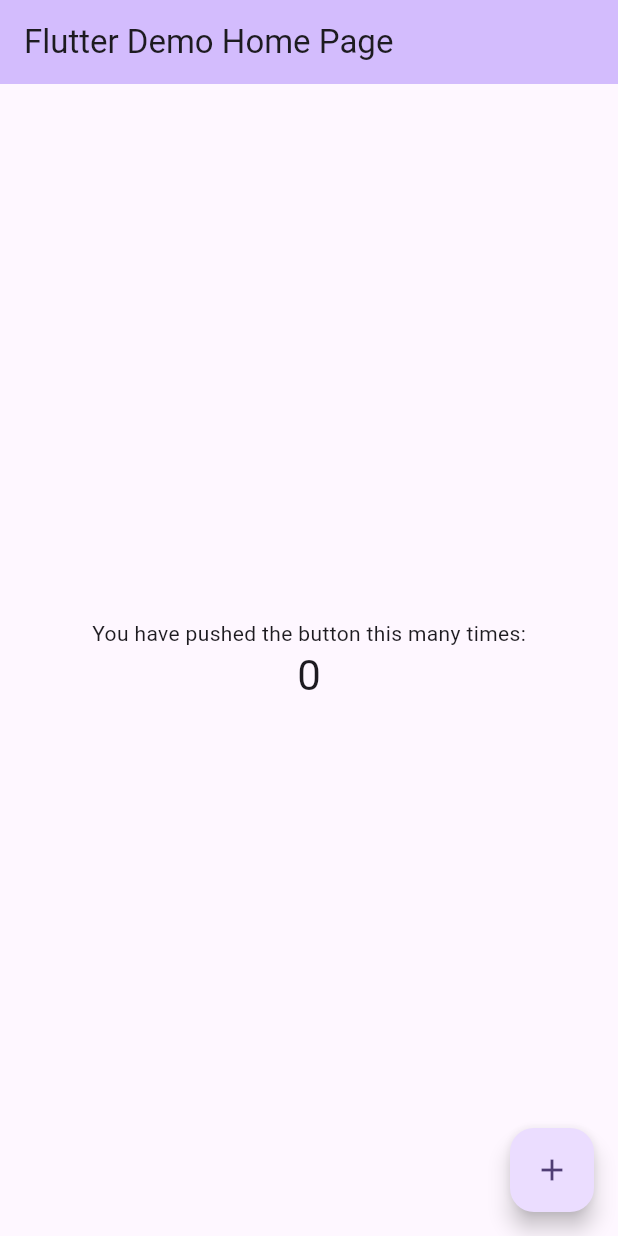
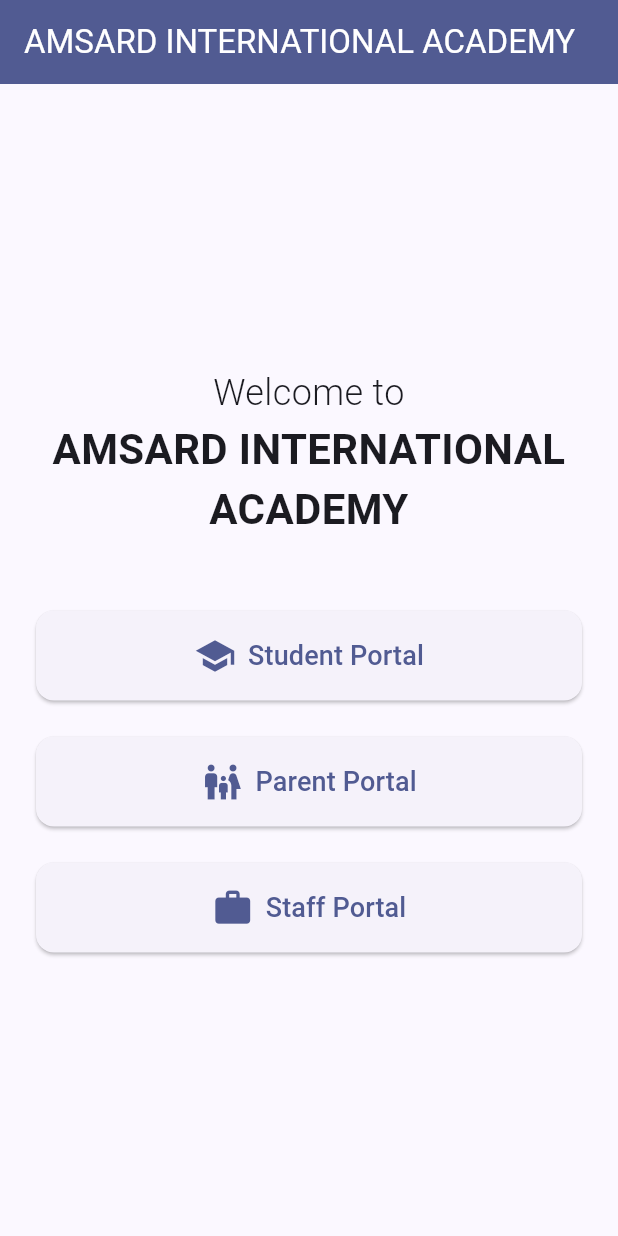
Before and after one commit to could-ai/019a5289-ae45-7e1d-914f-2e03e47ccb59, a Flutter app: the screen it shows after launch, on a phone screen of 412 x 824 dp. Run offline on Flutter 3.47's test engine with Material 3 defaults, Android fonts, the phone set to English and light mode, and no system bars.

Commit message:
I have updated the main.dart file to set up the foundation for the AMSARD INTERNATIONAL ACADEMY application. I've configured the app's title and theme, established the initial route to the new HomeScreen, and defined navigation routes for the Student, Parent, and Staff portals. This replaces the default counter application with a structured navigation system, preparing the app for the addition of more complex features as requested.; I have created the HomeScreen, which serves as the main entry point for the AMSARD INTERNATIONAL ACADEMY application. This screen displays a welcome message and provides clear navigation to the Student, Parent, and Staff portals through distinct, icon-labeled buttons. The layout is designed to be clean and user-friendly, ensuring that users can easily access the section of the app relevant to them. This foundational screen establishes the primary navigation structure for the application.; I have created a dedicated placeholder screen for the Student Portal. This screen features an AppBar with the title "Student Portal" and a central welcome message. It serves as a foundational component in the app's navigation structure, providing a distinct and clearly identified entry point for all student-related functionalities. This modular approach ensures that future features for students can be organized and implemented within this dedicated section.; I have created a placeholder screen for the Parent Portal, which includes an AppBar titled "Parent Portal" and a welcome message. This screen establishes a dedicated entry point for all parent-related features within the application. By creating this separate screen, I am ensuring a well-organized structure that will allow for the future addition of functionalities such as viewing student information, tracking payments, and communicating with the school.; I have created a placeholder screen for the Staff Portal, featuring an AppBar with the title "Staff Portal" and a central welcome message. This screen serves as a dedicated entry point for all staff-related functionalities, ensuring a clear and organized structure for the application. By establishing this separate portal, I have prepared the groundwork for adding features such as payroll management, attendance tracking, and student information access for authorized staff members.

```diff
--- a/usr/lib/main.dart
+++ b/usr/lib/main.dart
@@ -1,4 +1,8 @@
 import 'package:flutter/material.dart';
+import 'package:couldai_user_app/screens/home_screen.dart';
+import 'package:couldai_user_app/screens/student_portal_screen.dart';
+import 'package:couldai_user_app/screens/parent_portal_screen.dart';
+import 'package:couldai_user_app/screens/staff_portal_screen.dart';
 
 void main() {
   runApp(const MyApp());
@@ -7,114 +11,23 @@ void main() {
 class MyApp extends StatelessWidget {
   const MyApp({super.key});
 
-  // This widget is the root of your application.
   @override
   Widget build(BuildContext context) {
     return MaterialApp(
-      title: 'Flutter Demo',
+      title: 'AMSARD INTERNATIONAL ACADEMY',
       debugShowCheckedModeBanner: false,
       theme: ThemeData(
-        // This is the theme of your application.
-        //
-        // TRY THIS: Try running your application with "flutter run". You'll see
-        // the application has a purple toolbar. Then, without quitting the app,
-        // try changing the seedColor in the colorScheme below to Colors.green
-        // and then invoke "hot reload" (save your changes or press the "hot
-        // reload" button in a Flutter-supported IDE, or press "r" if you used
-        // the command line to start the app).
-        //
-        // Notice that the counter didn't reset back to zero; the application
-        // state is not lost during the reload. To reset the state, use hot
-        // restart instead.
-        //
-        // This works for code too, not just values: Most code changes can be
-        // tested with just a hot reload.
-        colorScheme: ColorScheme.fromSeed(seedColor: Colors.deepPurple),
+        primarySwatch: Colors.blue,
+        visualDensity: VisualDensity.adaptivePlatformDensity,
+        colorScheme: ColorScheme.fromSeed(seedColor: Colors.indigo),
       ),
-      home: const MyHomePage(title: 'Flutter Demo Home Page'),
+      initialRoute: '/',
+      routes: {
+        '/': (context) => const HomeScreen(),
+        '/student_portal': (context) => const StudentPortalScreen(),
+        '/parent_portal': (context) => const ParentPortalScreen(),
+        '/staff_portal': (context) => const StaffPortalScreen(),
+      },
     );
   }
 }
-
-class MyHomePage extends StatefulWidget {
-  const MyHomePage({super.key, required this.title});
-
-  // This widget is the home page of your application. It is stateful, meaning
-  // that it has a State object (defined below) that contains fields that affect
-  // how it looks.
-
-  // This class is the configuration for the state. It holds the values (in this
-  // case the title) provided by the parent (in this case the App widget) and
-  // used by the build method of the State. Fields in a Widget subclass are
-  // always marked "final".
-
-  final String title;
-
-  @override
-  State<MyHomePage> createState() => _MyHomePageState();
-}
-
-class _MyHomePageState extends State<MyHomePage> {
-  int _counter = 0;
-
-  void _incrementCounter() {
-    setState(() {
-      // This call to setState tells the Flutter framework that something has
-      // changed in this State, which causes it to rerun the build method below
-      // so that the display can reflect the updated values. If we changed
-      // _counter without calling setState(), then the build method would not be
-      // called again, and so nothing would appear to happen.
-      _counter++;
-    });
-  }
-
-  @override
-  Widget build(BuildContext context) {
-    // This method is rerun every time setState is called, for instance as done
-    // by the _incrementCounter method above.
-    //
-    // The Flutter framework has been optimized to make rerunning build methods
-    // fast, so that you can just rebuild anything that needs updating rather
-    // than having to individually change instances of widgets.
-    return Scaffold(
-      appBar: AppBar(
-        // TRY THIS: Try changing the color here to a specific color (to
-        // Colors.amber, perhaps?) and trigger a hot reload to see the AppBar
-        // change color while the other colors stay the same.
-        backgroundColor: Theme.of(context).colorScheme.inversePrimary,
-        // Here we take the value from the MyHomePage object that was created by
-        // the App.build method, and use it to set our appbar title.
-        title: Text(widget.title),
-      ),
-      body: Center(
-        // Center is a layout widget. It takes a single child and positions it
-        // in the middle of the parent.
-        child: Column(
-          // Column is also a layout widget. It takes a list of children and
-          // arranges them vertically. By default, it sizes itself to fit its
-          // children horizontally, and tries to be as tall as its parent.
-          //
-          // Column has various properties to control how it sizes itself and
-          // how it positions its children. Here we use mainAxisAlignment to
-          // center the children vertically; the main axis here is the vertical
-          // axis because Columns are vertical (the cross axis would be
-          // horizontal).
-          //
-          // TRY THIS: Invoke "debug painting" (choose the "Toggle Debug Paint"
-          // action in the IDE, or press "p" in the console), to see the
-          // wireframe for each widget.
-          mainAxisAlignment: MainAxisAlignment.center,
-          children: <Widget>[
-            const Text('You have pushed the button this many times:'),
-            Text('$_counter', style: Theme.of(context).textTheme.headlineMedium),
-          ],
-        ),
-      ),
-      floatingActionButton: FloatingActionButton(
-        onPressed: _incrementCounter,
-        tooltip: 'Increment',
-        child: const Icon(Icons.add),
-      ), // This trailing comma makes auto-formatting nicer for build methods.
-    );
-  }
-}
--- /dev/null
+++ b/usr/lib/screens/home_screen.dart
@@ -0,0 +1,74 @@
+import 'package:flutter/material.dart';
+
+class HomeScreen extends StatelessWidget {
+  const HomeScreen({super.key});
+
+  @override
+  Widget build(BuildContext context) {
+    return Scaffold(
+      appBar: AppBar(
+        title: const Text("AMSARD INTERNATIONAL ACADEMY"),
+        backgroundColor: Theme.of(context).colorScheme.primary,
+        foregroundColor: Theme.of(context).colorScheme.onPrimary,
+      ),
+      body: Center(
+        child: SingleChildScrollView(
+          padding: const EdgeInsets.all(24.0),
+          child: Column(
+            mainAxisAlignment: MainAxisAlignment.center,
+            crossAxisAlignment: CrossAxisAlignment.stretch,
+            children: <Widget>[
+              const Text(
+                'Welcome to',
+                textAlign: TextAlign.center,
+                style: TextStyle(fontSize: 24, fontWeight: FontWeight.w300),
+              ),
+              const Text(
+                'AMSARD INTERNATIONAL ACADEMY',
+                textAlign: TextAlign.center,
+                style: TextStyle(fontSize: 28, fontWeight: FontWeight.bold),
+              ),
+              const SizedBox(height: 48),
+              _buildPortalButton(
+                context,
+                title: 'Student Portal',
+                icon: Icons.school,
+                routeName: '/student_portal',
+              ),
+              const SizedBox(height: 24),
+              _buildPortalButton(
+                context,
+                title: 'Parent Portal',
+                icon: Icons.family_restroom,
+                routeName: '/parent_portal',
+              ),
+              const SizedBox(height: 24),
+              _buildPortalButton(
+                context,
+                title: 'Staff Portal',
+                icon: Icons.work,
+                routeName: '/staff_portal',
+              ),
+            ],
+          ),
+        ),
+      ),
+    );
+  }
+
+  Widget _buildPortalButton(BuildContext context, {required String title, required IconData icon, required String routeName}) {
+    return ElevatedButton.icon(
+      icon: Icon(icon, size: 28),
+      label: Text(title, style: const TextStyle(fontSize: 18)),
+      style: ElevatedButton.styleFrom(
+        padding: const EdgeInsets.symmetric(vertical: 16),
+        shape: RoundedRectangleBorder(
+          borderRadius: BorderRadius.circular(12),
+        ),
+      ),
+      onPressed: () {
+        Navigator.pushNamed(context, routeName);
+      },
+    );
+  }
+}
```
Also changed, not shown: usr/lib/screens/parent_portal_screen.dart (added, +22 -0 lines), usr/lib/screens/staff_portal_screen.dart (added, +22 -0 lines), usr/lib/screens/student_portal_screen.dart (added, +22 -0 lines).
